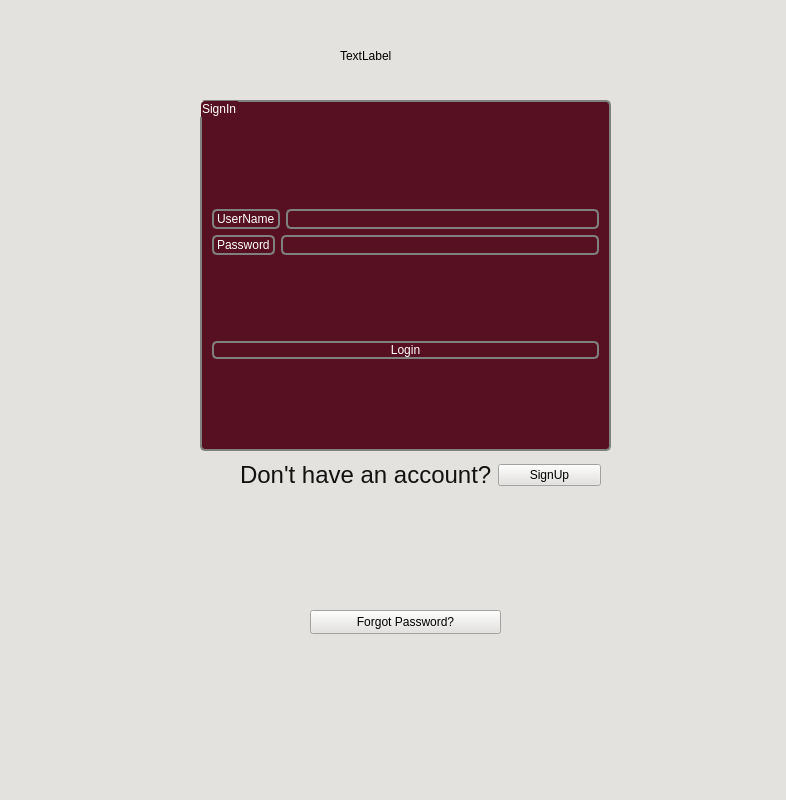
Qt form mainwindow.ui (bikraj2/mitra-2) before a commit.
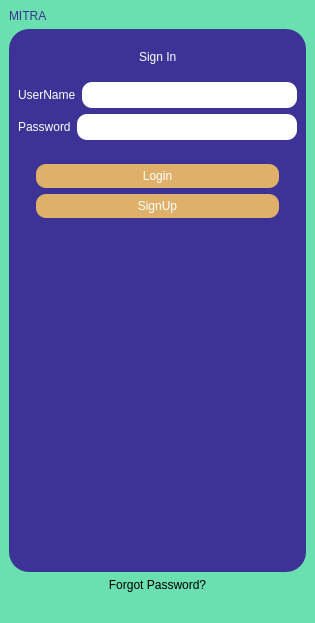
The same form after that commit. Icons and pictures are not drawn.

```diff
--- a/mainwindow.ui
+++ b/mainwindow.ui
@@ -6,126 +6,112 @@
    <rect>
     <x>0</x>
     <y>0</y>
-    <width>786</width>
-    <height>800</height>
+    <width>315</width>
+    <height>623</height>
    </rect>
   </property>
   <property name="windowTitle">
    <string>MainWindow</string>
   </property>
   <property name="styleSheet">
-   <string notr="true">background-color: rgb(227, 226, 223);</string>
+   <string notr="true">background-color: #6adfb0;
+border-radius:20px;</string>
   </property>
   <widget class="QWidget" name="centralwidget">
-   <widget class="QWidget" name="layoutWidget">
-    <property name="geometry">
-     <rect>
-      <x>240</x>
-      <y>460</y>
-      <width>361</width>
-      <height>31</height>
-     </rect>
-    </property>
-    <layout class="QHBoxLayout" name="horizontalLayout_7">
+   <layout class="QVBoxLayout" name="verticalLayout">
      <item>
-      <widget class="QLabel" name="name_7">
+     <widget class="QLabel" name="label_2">
        <property name="styleSheet">
-        <string notr="true">color:rgb(156, 10, 86)</string>
+       <string notr="true">border:0; font: bold 80px &quot;Sherif&quot;; color:#3d3397;</string>
        </property>
        <property name="text">
-        <string>&lt;html&gt;&lt;head/&gt;&lt;body&gt;&lt;p&gt;&lt;span style=&quot; font-size:18pt; color: #111&quot;&gt;Don't have an account?&lt;/span&gt;&lt;/p&gt;&lt;/body&gt;&lt;/html&gt;</string>
+       <string>MITRA</string>
        </property>
       </widget>
      </item>
      <item>
-      <widget class="QPushButton" name="pushButton_singup_3">
-       <property name="styleSheet">
-        <string notr="true">color: rgb(0, 0, 0);
-background-color:rgb(227, 226, 223);
-</string>
-       </property>
-       <property name="text">
-        <string>SignUp</string>
-       </property>
-      </widget>
-     </item>
-    </layout>
-   </widget>
-   <widget class="QLabel" name="label3">
-    <property name="geometry">
-     <rect>
-      <x>340</x>
-      <y>40</y>
-      <width>251</width>
-      <height>31</height>
-     </rect>
-    </property>
-    <property name="text">
-     <string>TextLabel</string>
-    </property>
-   </widget>
-   <widget class="QLabel" name="name">
-    <property name="geometry">
-     <rect>
-      <x>850</x>
-      <y>100</y>
-      <width>63</width>
-      <height>20</height>
-     </rect>
-    </property>
-    <property name="text">
-     <string>TextLabel</string>
-    </property>
-   </widget>
-   <widget class="QLabel" name="name_2">
-    <property name="geometry">
-     <rect>
-      <x>0</x>
-      <y>0</y>
-      <width>151</width>
-      <height>131</height>
-     </rect>
-    </property>
-    <property name="styleSheet">
-     <string notr="true">image:url(:/icon/icon/MITRA.png);
-color:rgb(252, 231, 125);</string>
-    </property>
-    <property name="text">
-     <string>&lt;html&gt;&lt;head/&gt;&lt;body&gt;&lt;p align=&quot;center&quot;&gt;&lt;br/&gt;&lt;/p&gt;&lt;/body&gt;&lt;/html&gt;</string>
-    </property>
-   </widget>
    <widget class="QGroupBox" name="groupBox">
-    <property name="geometry">
-     <rect>
-      <x>200</x>
-      <y>100</y>
-      <width>411</width>
-      <height>351</height>
-     </rect>
-    </property>
     <property name="styleSheet">
-     <string notr="true">border:2px solid gray;border-radius:5px;margin-top: 1ex;
-font: 16pt &quot;Gill Sans MT&quot;;
-background-color:rgb(86, 16, 33);
+       <string notr="true">border-radius:20px;margin-top: 1ex;
+font: bold 16pt &quot;Sherif&quot;;
+background-color:#3d3397;
 color:rgb(255, 255, 255);</string>
     </property>
     <property name="title">
-     <string>SignIn</string>
+       <string/>
     </property>
     <layout class="QVBoxLayout" name="verticalLayout_5">
+       <item>
+        <widget class="QFrame" name="frame">
+         <property name="styleSheet">
+          <string notr="true">border:0;</string>
+         </property>
+         <property name="frameShape">
+          <enum>QFrame::StyledPanel</enum>
+         </property>
+         <property name="frameShadow">
+          <enum>QFrame::Raised</enum>
+         </property>
+         <layout class="QHBoxLayout" name="horizontalLayout">
+          <item>
+           <spacer name="horizontalSpacer">
+            <property name="orientation">
+             <enum>Qt::Horizontal</enum>
+            </property>
+            <property name="sizeHint" stdset="0">
+             <size>
+              <width>40</width>
+              <height>20</height>
+             </size>
+            </property>
+           </spacer>
+          </item>
+          <item>
+           <widget class="QLabel" name="label">
+            <property name="styleSheet">
+             <string notr="true">border:0; font: bold 40px &quot;Sherif&quot;;</string>
+            </property>
+            <property name="text">
+             <string>Sign In</string>
+            </property>
+           </widget>
+          </item>
+          <item>
+           <spacer name="horizontalSpacer_2">
+            <property name="orientation">
+             <enum>Qt::Horizontal</enum>
+            </property>
+            <property name="sizeHint" stdset="0">
+             <size>
+              <width>40</width>
+              <height>20</height>
+             </size>
+            </property>
+           </spacer>
+          </item>
+         </layout>
+        </widget>
+       </item>
      <item>
       <layout class="QVBoxLayout" name="verticalLayout_6">
        <item>
         <layout class="QHBoxLayout" name="horizontalLayout_8">
          <item>
           <widget class="QLabel" name="label_3">
+             <property name="styleSheet">
+              <string notr="true">border:0;</string>
+             </property>
            <property name="text">
             <string>UserName</string>
            </property>
           </widget>
          </item>
          <item>
-          <widget class="QLineEdit" name="username_3"/>
+            <widget class="QLineEdit" name="username_3">
+             <property name="styleSheet">
+              <string notr="true">background-color:white; border-radius:10px;padding:5; color:black;</string>
+             </property>
+            </widget>
          </item>
         </layout>
        </item>
@@ -133,6 +119,9 @@
         <layout class="QHBoxLayout" name="horizontalLayout_9">
          <item>
           <widget class="QLabel" name="name_8">
+             <property name="styleSheet">
+              <string notr="true">border:0;</string>
+             </property>
            <property name="text">
             <string>Password</string>
            </property>
@@ -140,6 +129,9 @@
          </item>
          <item>
           <widget class="QLineEdit" name="Password_3">
+             <property name="styleSheet">
+              <string notr="true">background-color:white; border-radius:10px; padding:5; color:black;</string>
+             </property>
            <property name="echoMode">
             <enum>QLineEdit::Password</enum>
            </property>
@@ -150,27 +142,80 @@
       </layout>
      </item>
      <item>
+        <layout class="QHBoxLayout" name="horizontalLayout_7"/>
+       </item>
+       <item>
+        <widget class="QFrame" name="frame_2">
+         <property name="frameShape">
+          <enum>QFrame::StyledPanel</enum>
+         </property>
+         <property name="frameShadow">
+          <enum>QFrame::Raised</enum>
+         </property>
+         <layout class="QHBoxLayout" name="horizontalLayout_2">
+          <item>
+           <widget class="QFrame" name="frame_3">
+            <property name="frameShape">
+             <enum>QFrame::StyledPanel</enum>
+            </property>
+            <property name="frameShadow">
+             <enum>QFrame::Raised</enum>
+            </property>
+            <layout class="QVBoxLayout" name="verticalLayout_2">
+             <item>
       <widget class="QPushButton" name="pushButton_login_3">
+               <property name="styleSheet">
+                <string notr="true">background-color:#dfb06a;
+border-radius: 10px;
+font: 15 Bold &quot;Sherif&quot;; padding:5;</string>
+               </property>
        <property name="text">
         <string>Login</string>
        </property>
       </widget>
      </item>
-    </layout>
-   </widget>
+             <item>
+              <widget class="QPushButton" name="pushButton_singup_3">
+               <property name="styleSheet">
+                <string notr="true">background-color:#dfb06a;
+border-radius: 10px;
+font: 15 Bold &quot;Sherif&quot;; padding:5;</string>
+               </property>
+               <property name="text">
+                <string>SignUp</string>
+               </property>
+              </widget>
+             </item>
+            </layout>
+           </widget>
+          </item>
+         </layout>
+        </widget>
+       </item>
+       <item>
+        <spacer name="verticalSpacer">
+         <property name="orientation">
+          <enum>Qt::Vertical</enum>
+         </property>
+         <property name="sizeHint" stdset="0">
+          <size>
+           <width>20</width>
+           <height>40</height>
+          </size>
+         </property>
+        </spacer>
+       </item>
+      </layout>
+     </widget>
+    </item>
+    <item>
    <widget class="QPushButton" name="pushButton">
-    <property name="geometry">
-     <rect>
-      <x>310</x>
-      <y>610</y>
-      <width>191</width>
-      <height>24</height>
-     </rect>
-    </property>
     <property name="text">
      <string>Forgot Password?</string>
     </property>
    </widget>
+    </item>
+   </layout>
   </widget>
   <widget class="QMenuBar" name="menubar">
    <property name="geometry">
```
Left out of the diff: 2 changed lines with no effect on the pictures. Lines whose indentation alone changed are shown as unchanged.
